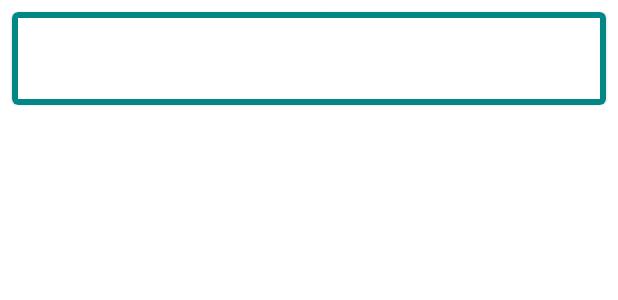
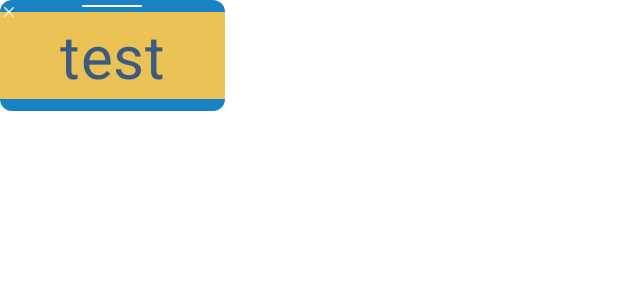
Before and after one commit to lukaszszawara/LanguageShots, an Android app: the layout fish_layout.xml on its own in the app's theme, with its tools: preview values and no code run, on a phone screen of 412 x 824 dp. Shown: the top 300 px of the screen. Run offline under Robolectric (Android 15) with nearby library versions, the light colour scheme and no system bars.

Commit message:
layout changes and add possibility to move main window

```diff
--- /dev/null
+++ b/app/src/main/res/drawable/ic_round_close_24.xml
@@ -0,0 +1,5 @@
+<vector android:height="24dp" android:tint="#EFEFEF"
+    android:viewportHeight="24" android:viewportWidth="24"
+    android:width="24dp" xmlns:android="http://schemas.android.com/apk/res/android">
+    <path android:fillColor="@android:color/white" android:pathData="M18.3,5.71c-0.39,-0.39 -1.02,-0.39 -1.41,0L12,10.59 7.11,5.7c-0.39,-0.39 -1.02,-0.39 -1.41,0 -0.39,0.39 -0.39,1.02 0,1.41L10.59,12 5.7,16.89c-0.39,0.39 -0.39,1.02 0,1.41 0.39,0.39 1.02,0.39 1.41,0L12,13.41l4.89,4.89c0.39,0.39 1.02,0.39 1.41,0 0.39,-0.39 0.39,-1.02 0,-1.41L13.41,12l4.89,-4.89c0.38,-0.38 0.38,-1.02 0,-1.4z"/>
+</vector>
--- /dev/null
+++ b/app/src/main/res/drawable/rounded_background.xml
@@ -0,0 +1,6 @@
+<?xml version="1.0" encoding="utf-8"?>
+<shape xmlns:android="http://schemas.android.com/apk/res/android"
+    android:shape="rectangle">
+    <solid android:color="@android:color/white" />
+    <corners android:radius="12dp" />
+</shape>
--- /dev/null
+++ b/app/src/main/res/drawable/rounded_background_secondary.xml
@@ -0,0 +1,5 @@
+<shape xmlns:android="http://schemas.android.com/apk/res/android"
+    android:shape="rectangle">
+    <solid android:color="@color/window_coursor" />
+    <corners android:radius="8dp" />
+</shape>
--- a/app/src/main/res/layout/fish_layout.xml
+++ b/app/src/main/res/layout/fish_layout.xml
@@ -1,38 +1,48 @@
 <?xml version="1.0" encoding="utf-8"?>
-<androidx.constraintlayout.widget.ConstraintLayout
+<RelativeLayout
     xmlns:android="http://schemas.android.com/apk/res/android"
     xmlns:app="http://schemas.android.com/apk/res-auto"
     xmlns:tools="http://schemas.android.com/tools"
     android:layout_width="match_parent"
-    android:layout_height="wrap_content"
+    android:layout_height="match_parent"
     tools:context=".MainActivity">
-    <androidx.cardview.widget.CardView
-        android:layout_width="match_parent"
-        android:layout_height="wrap_content"
-        app:cardBackgroundColor="@color/teal_700"
-        app:cardCornerRadius="4dp"
-        app:cardElevation="1dp"
-        android:layout_margin="8dp"
-        app:layout_constraintBottom_toBottomOf="parent"
-        app:layout_constraintLeft_toLeftOf="parent"
-        app:layout_constraintRight_toRightOf="parent"
-        app:layout_constraintTop_toTopOf="parent" >
-    <TextView
-        android:id="@+id/msg"
-        style="@style/MaterialAlertDialog.MaterialComponents.Title.Text"
-        android:background="@color/cardview_light_background"
-        android:layout_width="match_parent"
-        android:layout_height="wrap_content"
-        android:layout_margin="4dp"
-        android:layout_gravity="center"
-        android:gravity="center"
-        android:textAlignment="center"
-        android:textSize="40sp"
-        android:textColor="@color/purple_200"
-        app:layout_constraintBottom_toBottomOf="parent"
-        app:layout_constraintLeft_toLeftOf="parent"
-        app:layout_constraintRight_toRightOf="parent"
-        app:layout_constraintTop_toTopOf="parent" />
-    </androidx.cardview.widget.CardView>
 
-</androidx.constraintlayout.widget.ConstraintLayout>
+   <RelativeLayout
+       android:layout_width="wrap_content"
+       android:layout_height="wrap_content"
+       android:background="@drawable/rounded_background_secondary"
+       android:gravity="right|end">
+
+      <View
+          android:layout_width="40dp"
+          android:layout_height="1dp"
+          android:layout_centerHorizontal="true"
+          android:layout_marginTop="3dp"
+          android:background="@drawable/rounded_background" />
+
+
+
+      <TextView
+          android:id="@+id/msg"
+          style="@style/MaterialAlertDialog.MaterialComponents.Title.Text"
+          android:layout_width="wrap_content"
+          android:layout_height="wrap_content"
+          android:layout_marginTop="8dp"
+          android:layout_marginBottom="8dp"
+          android:background="#EEf9c74f"
+          android:fontFamily="sans-serif"
+          android:minWidth="150dp"
+          android:padding="2dp"
+          android:text="test"
+          android:textAlignment="center"
+          android:textColor="#3d5a80"
+          android:textSize="40sp" />
+      <ImageButton
+          android:layout_width="12dp"
+          android:layout_height="12dp"
+          android:layout_marginRight="4dp"
+          android:background="@drawable/ic_round_close_24"
+          android:layout_marginEnd="4dp"
+          android:layout_marginTop="2dp"/>
+   </RelativeLayout>
+</RelativeLayout>
--- a/app/src/main/res/values/colors.xml
+++ b/app/src/main/res/values/colors.xml
@@ -7,4 +7,5 @@
     <color name="teal_700">#FF018786</color>
     <color name="black">#FF000000</color>
     <color name="white">#FFFFFFFF</color>
+    <color name="window_coursor">#1982c4</color>
 </resources>
```
Also changed, not shown: app/src/main/java/com/extend/englishShots/BroadcastReceivers/PhoneUnlockedReceiver.kt (+51 -16 lines), app/src/main/java/com/extend/englishShots/Utils/DraggableTouchListener.kt (added, +94 -0 lines).
